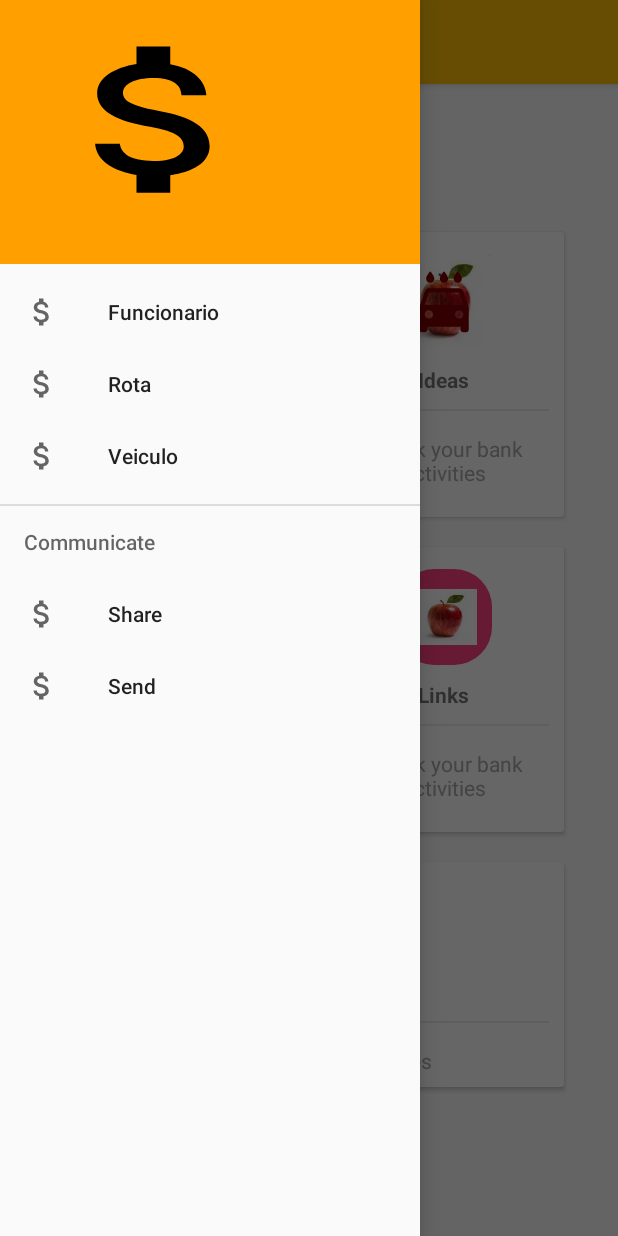
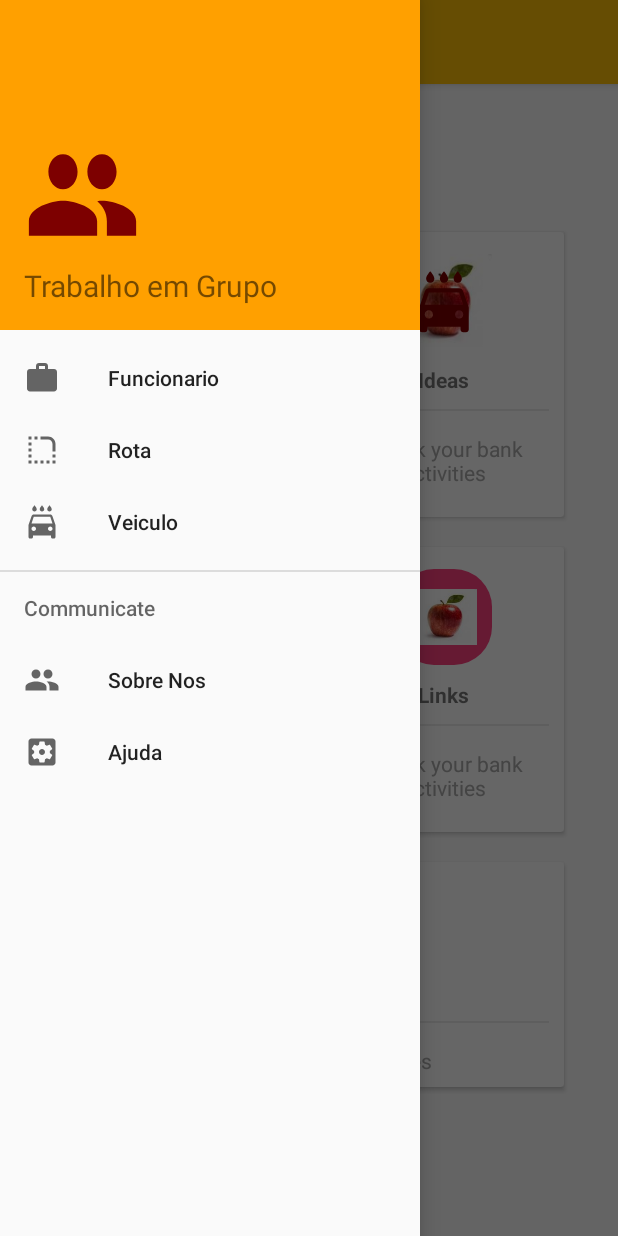
Before and after one commit to SamuelMaculuve/zysSystemManager, an Android app: the screen it shows after launch (MainActivity), with the side drawer open, on a phone screen of 412 x 824 dp. Run offline under Robolectric (Android 15) with nearby library versions, the phone set to English and light mode, and no system bars.

Commit message:
Add Menu Items and icons

```diff
--- /dev/null
+++ b/app/src/main/res/drawable/ic_group_black_24dp.xml
@@ -0,0 +1,5 @@
+<vector android:height="24dp" android:tint="#7D0000"
+    android:viewportHeight="24.0" android:viewportWidth="24.0"
+    android:width="24dp" xmlns:android="http://schemas.android.com/apk/res/android">
+    <path android:fillColor="#FF000000" android:pathData="M16,11c1.66,0 2.99,-1.34 2.99,-3S17.66,5 16,5c-1.66,0 -3,1.34 -3,3s1.34,3 3,3zM8,11c1.66,0 2.99,-1.34 2.99,-3S9.66,5 8,5C6.34,5 5,6.34 5,8s1.34,3 3,3zM8,13c-2.33,0 -7,1.17 -7,3.5L1,19h14v-2.5c0,-2.33 -4.67,-3.5 -7,-3.5zM16,13c-0.29,0 -0.62,0.02 -0.97,0.05 1.16,0.84 1.97,1.97 1.97,3.45L17,19h6v-2.5c0,-2.33 -4.67,-3.5 -7,-3.5z"/>
+</vector>
--- /dev/null
+++ b/app/src/main/res/drawable/ic_settings_applications_black_24dp.xml
@@ -0,0 +1,5 @@
+<vector android:height="24dp" android:tint="#7D0000"
+    android:viewportHeight="24.0" android:viewportWidth="24.0"
+    android:width="24dp" xmlns:android="http://schemas.android.com/apk/res/android">
+    <path android:fillColor="#FF000000" android:pathData="M12,10c-1.1,0 -2,0.9 -2,2s0.9,2 2,2 2,-0.9 2,-2 -0.9,-2 -2,-2zM19,3L5,3c-1.11,0 -2,0.9 -2,2v14c0,1.1 0.89,2 2,2h14c1.11,0 2,-0.9 2,-2L21,5c0,-1.1 -0.89,-2 -2,-2zM17.25,12c0,0.23 -0.02,0.46 -0.05,0.68l1.48,1.16c0.13,0.11 0.17,0.3 0.08,0.45l-1.4,2.42c-0.09,0.15 -0.27,0.21 -0.43,0.15l-1.74,-0.7c-0.36,0.28 -0.76,0.51 -1.18,0.69l-0.26,1.85c-0.03,0.17 -0.18,0.3 -0.35,0.3h-2.8c-0.17,0 -0.32,-0.13 -0.35,-0.29l-0.26,-1.85c-0.43,-0.18 -0.82,-0.41 -1.18,-0.69l-1.74,0.7c-0.16,0.06 -0.34,0 -0.43,-0.15l-1.4,-2.42c-0.09,-0.15 -0.05,-0.34 0.08,-0.45l1.48,-1.16c-0.03,-0.23 -0.05,-0.46 -0.05,-0.69 0,-0.23 0.02,-0.46 0.05,-0.68l-1.48,-1.16c-0.13,-0.11 -0.17,-0.3 -0.08,-0.45l1.4,-2.42c0.09,-0.15 0.27,-0.21 0.43,-0.15l1.74,0.7c0.36,-0.28 0.76,-0.51 1.18,-0.69l0.26,-1.85c0.03,-0.17 0.18,-0.3 0.35,-0.3h2.8c0.17,0 0.32,0.13 0.35,0.29l0.26,1.85c0.43,0.18 0.82,0.41 1.18,0.69l1.74,-0.7c0.16,-0.06 0.34,0 0.43,0.15l1.4,2.42c0.09,0.15 0.05,0.34 -0.08,0.45l-1.48,1.16c0.03,0.23 0.05,0.46 0.05,0.69z"/>
+</vector>
--- /dev/null
+++ b/app/src/main/res/drawable/ic_work_black_24dp.xml
@@ -0,0 +1,5 @@
+<vector android:height="24dp" android:tint="#7D0000"
+    android:viewportHeight="24.0" android:viewportWidth="24.0"
+    android:width="24dp" xmlns:android="http://schemas.android.com/apk/res/android">
+    <path android:fillColor="#FF000000" android:pathData="M20,6h-4L16,4c0,-1.11 -0.89,-2 -2,-2h-4c-1.11,0 -2,0.89 -2,2v2L4,6c-1.11,0 -1.99,0.89 -1.99,2L2,19c0,1.11 0.89,2 2,2h16c1.11,0 2,-0.89 2,-2L22,8c0,-1.11 -0.89,-2 -2,-2zM14,6h-4L10,4h4v2z"/>
+</vector>
--- a/app/src/main/res/layout/nav_header.xml
+++ b/app/src/main/res/layout/nav_header.xml
@@ -2,15 +2,23 @@
 <LinearLayout xmlns:android="http://schemas.android.com/apk/res/android"
     android:orientation="vertical"
     android:layout_width="match_parent"
-    android:layout_height="176dp"
+    android:layout_height="220dp"
     android:gravity="bottom"
     android:padding="16dp"
     android:background="@color/colorPrimaryDark">
+
     <ImageView
-        android:layout_width="180dp"
-        android:layout_height="130dp"
-        android:layout_marginBottom="15dp"
-        android:layout_marginTop="15dp"
-        android:background="@drawable/ic_attach_money_black_24dp"/>
+        android:layout_width="78dp"
+        android:layout_height="93dp"
+        android:layout_marginTop="8dp"
+        android:background="@drawable/ic_group_black_24dp" />
+
+    <TextView
+        android:id="@+id/textView"
+        android:layout_width="match_parent"
+        android:layout_height="wrap_content"
+        android:text="Trabalho em Grupo"
+        android:textSize="20sp" />
+
 
 </LinearLayout>
--- a/app/src/main/res/menu/navigation_menu.xml
+++ b/app/src/main/res/menu/navigation_menu.xml
@@ -4,26 +4,26 @@ xmlns:tools="http://schemas.android.com/tools"
 tools:showIn="navigation_view">
 <group android:checkableBehavior="single">
     <item android:id="@+id/funcionario"
-        android:icon="@drawable/ic_attach_money_black_24dp"
+        android:icon="@drawable/ic_work_black_24dp"
         android:title="Funcionario" />
 
     <item android:id="@+id/rota"
-        android:icon="@drawable/ic_attach_money_black_24dp"
+        android:icon="@drawable/ic_rounded_corner_black_24dp"
         android:title="Rota" />
 
     <item android:id="@+id/veiculo"
-        android:icon="@drawable/ic_attach_money_black_24dp"
+        android:icon="@drawable/ic_local_car_wash_black_24dp"
         android:title="Veiculo" />
 </group>
 <item android:title="Communicate">
     <menu>
         <item android:id="@+id/nav_share"
-            android:icon="@drawable/ic_attach_money_black_24dp"
-            android:title="Share"/>
+            android:icon="@drawable/ic_group_black_24dp"
+            android:title="Sobre Nos"/>
 
         <item android:id="@+id/nav_send"
-            android:icon="@drawable/ic_attach_money_black_24dp"
-            android:title="Send"/>
+            android:icon="@drawable/ic_settings_applications_black_24dp"
+            android:title="Ajuda"/>
     </menu>
 </item>
 
--- a/app/src/main/res/values/strings.xml
+++ b/app/src/main/res/values/strings.xml
@@ -1,5 +1,5 @@
 <resources>
-    <string name="app_name">My ApplicationtA</string>
+    <string name="app_name">Soon</string>
 
     <!-- TODO: Remove or change this placeholder text -->
     <string name="hello_blank_fragment">Hello blank fragment</string>
```
